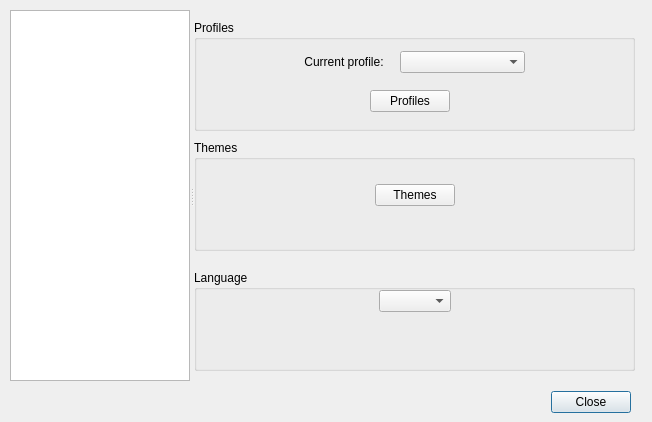
First picture: the form in ui/options.ui, repository gitter-badger/simplechatclient, before the edit.
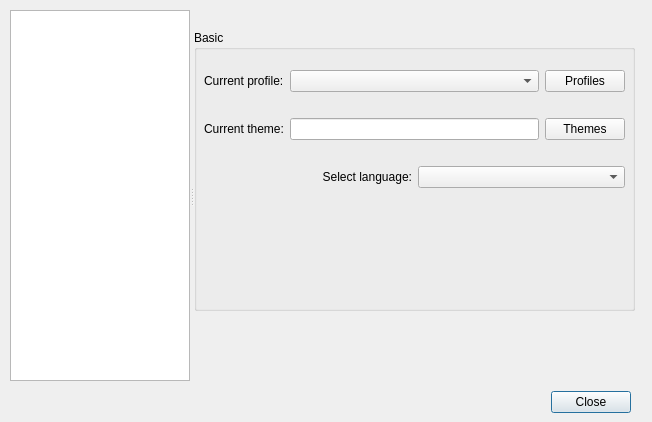
Second picture: the form after the edit. Icons and pictures are not drawn.

Commit message: options dialog restyled

Diff of the .ui file:
```diff
--- a/ui/options.ui
+++ b/ui/options.ui
@@ -92,13 +92,13 @@
       <property name="geometry">
        <rect>
         <x>0</x>
-        <y>10</y>
+        <y>20</y>
         <width>441</width>
-        <height>111</height>
+        <height>281</height>
        </rect>
       </property>
       <property name="title">
-       <string>Profiles</string>
+       <string>Basic</string>
       </property>
       <property name="flat">
        <bool>false</bool>
@@ -109,208 +109,147 @@
       <widget class="QWidget" name="verticalLayoutWidget_10">
        <property name="geometry">
         <rect>
-         <x>100</x>
-         <y>20</y>
-         <width>231</width>
-         <height>84</height>
+         <x>10</x>
+         <y>30</y>
+         <width>421</width>
+         <height>231</height>
         </rect>
        </property>
        <layout class="QVBoxLayout" name="verticalLayout_10">
+        <property name="sizeConstraint">
+         <enum>QLayout::SetMaximumSize</enum>
+        </property>
         <item>
          <layout class="QHBoxLayout" name="horizontalLayout_5">
+          <property name="topMargin">
+           <number>10</number>
+          </property>
+          <property name="bottomMargin">
+           <number>10</number>
+          </property>
           <item>
            <widget class="QLabel" name="label_profile">
-            <property name="maximumSize">
-             <size>
-              <width>100</width>
-              <height>16777215</height>
-             </size>
-            </property>
             <property name="text">
              <string>Current profile:</string>
             </property>
             <property name="alignment">
-             <set>Qt::AlignCenter</set>
+             <set>Qt::AlignLeading|Qt::AlignLeft|Qt::AlignVCenter</set>
             </property>
            </widget>
           </item>
           <item>
-           <widget class="QComboBox" name="comboBox_profiles"/>
-          </item>
-         </layout>
-        </item>
-        <item>
-         <layout class="QHBoxLayout" name="horizontalLayout_9">
-          <item>
-           <spacer name="horizontalSpacer">
-            <property name="orientation">
-             <enum>Qt::Horizontal</enum>
+           <widget class="QComboBox" name="comboBox_profiles">
+            <property name="sizePolicy">
+             <sizepolicy hsizetype="Expanding" vsizetype="Fixed">
+              <horstretch>0</horstretch>
+              <verstretch>0</verstretch>
+             </sizepolicy>
             </property>
-            <property name="sizeHint" stdset="0">
-             <size>
-              <width>40</width>
-              <height>20</height>
-             </size>
-            </property>
-           </spacer>
+           </widget>
           </item>
           <item>
            <widget class="QPushButton" name="pushButton_profiles">
+            <property name="sizePolicy">
+             <sizepolicy hsizetype="Fixed" vsizetype="Fixed">
+              <horstretch>0</horstretch>
+              <verstretch>0</verstretch>
+             </sizepolicy>
+            </property>
             <property name="text">
              <string>Profiles</string>
             </property>
            </widget>
           </item>
-          <item>
-           <spacer name="horizontalSpacer_2">
-            <property name="orientation">
-             <enum>Qt::Horizontal</enum>
-            </property>
-            <property name="sizeHint" stdset="0">
-             <size>
-              <width>40</width>
-              <height>20</height>
-             </size>
-            </property>
-           </spacer>
-          </item>
          </layout>
         </item>
-       </layout>
-      </widget>
-     </widget>
-     <widget class="QGroupBox" name="groupBox_themes">
-      <property name="geometry">
-       <rect>
-        <x>0</x>
-        <y>130</y>
-        <width>441</width>
-        <height>111</height>
-       </rect>
-      </property>
-      <property name="title">
-       <string>Themes</string>
-      </property>
-      <widget class="QWidget" name="verticalLayoutWidget_13">
-       <property name="geometry">
-        <rect>
-         <x>10</x>
-         <y>20</y>
-         <width>421</width>
-         <height>71</height>
-        </rect>
-       </property>
-       <layout class="QVBoxLayout" name="verticalLayout_13">
         <item>
          <layout class="QHBoxLayout" name="horizontalLayout_10">
+          <property name="topMargin">
+           <number>10</number>
+          </property>
+          <property name="bottomMargin">
+           <number>10</number>
+          </property>
           <item>
-           <spacer name="horizontalSpacer_4">
-            <property name="orientation">
-             <enum>Qt::Horizontal</enum>
+           <widget class="QLabel" name="label_theme">
+            <property name="text">
+             <string>Current theme:</string>
             </property>
-            <property name="sizeHint" stdset="0">
-             <size>
-              <width>40</width>
-              <height>20</height>
-             </size>
+           </widget>
+          </item>
+          <item>
+           <widget class="QLineEdit" name="lineEdit_theme">
+            <property name="readOnly">
+             <bool>true</bool>
             </property>
-           </spacer>
+           </widget>
           </item>
           <item>
            <widget class="QPushButton" name="pushButton_themes">
+            <property name="enabled">
+             <bool>true</bool>
+            </property>
+            <property name="sizePolicy">
+             <sizepolicy hsizetype="Fixed" vsizetype="Fixed">
+              <horstretch>0</horstretch>
+              <verstretch>0</verstretch>
+             </sizepolicy>
+            </property>
             <property name="text">
              <string>Themes</string>
             </property>
            </widget>
           </item>
-          <item>
-           <spacer name="horizontalSpacer_3">
-            <property name="orientation">
-             <enum>Qt::Horizontal</enum>
-            </property>
-            <property name="sizeHint" stdset="0">
-             <size>
-              <width>40</width>
-              <height>20</height>
-             </size>
-            </property>
-           </spacer>
-          </item>
          </layout>
         </item>
-       </layout>
-      </widget>
-     </widget>
-     <widget class="QGroupBox" name="groupBox_language">
-      <property name="geometry">
-       <rect>
-        <x>0</x>
-        <y>260</y>
-        <width>441</width>
-        <height>101</height>
-       </rect>
-      </property>
-      <property name="title">
-       <string>Language</string>
-      </property>
-      <widget class="QWidget" name="verticalLayoutWidget_7">
-       <property name="geometry">
-        <rect>
-         <x>10</x>
-         <y>20</y>
-         <width>421</width>
-         <height>71</height>
-        </rect>
-       </property>
-       <layout class="QVBoxLayout" name="verticalLayout_7">
         <item>
-         <layout class="QHBoxLayout" name="horizontalLayout_12">
+         <layout class="QHBoxLayout" name="horizontalLayout_9">
+          <property name="topMargin">
+           <number>10</number>
+          </property>
+          <property name="bottomMargin">
+           <number>10</number>
+          </property>
           <item>
-           <spacer name="horizontalSpacer_8">
-            <property name="orientation">
-             <enum>Qt::Horizontal</enum>
+           <widget class="QLabel" name="label_language">
+            <property name="text">
+             <string>Select language:</string>
             </property>
-            <property name="sizeHint" stdset="0">
-             <size>
-              <width>40</width>
-              <height>20</height>
-             </size>
+            <property name="alignment">
+             <set>Qt::AlignRight|Qt::AlignTrailing|Qt::AlignVCenter</set>
             </property>
-           </spacer>
+           </widget>
           </item>
           <item>
            <widget class="QComboBox" name="comboBox_language"/>
           </item>
-          <item>
-           <spacer name="horizontalSpacer_7">
-            <property name="orientation">
-             <enum>Qt::Horizontal</enum>
-            </property>
-            <property name="sizeHint" stdset="0">
-             <size>
-              <width>40</width>
-              <height>20</height>
-             </size>
-            </property>
-           </spacer>
-          </item>
          </layout>
         </item>
         <item>
-         <widget class="QLabel" name="label_language_warning">
-          <property name="styleSheet">
-           <string notr="true">font-weight:bold;</string>
+         <layout class="QHBoxLayout" name="horizontalLayout_12">
+          <property name="topMargin">
+           <number>10</number>
           </property>
-          <property name="text">
-           <string/>
+          <property name="bottomMargin">
+           <number>10</number>
           </property>
-          <property name="alignment">
-           <set>Qt::AlignCenter</set>
-          </property>
-          <property name="wordWrap">
-           <bool>true</bool>
-          </property>
-         </widget>
+          <item>
+           <widget class="QLabel" name="label_language_warning">
+            <property name="styleSheet">
+             <string notr="true">font-weight:bold;</string>
+            </property>
+            <property name="text">
+             <string/>
+            </property>
+            <property name="alignment">
+             <set>Qt::AlignCenter</set>
+            </property>
+            <property name="wordWrap">
+             <bool>true</bool>
+            </property>
+           </widget>
+          </item>
+         </layout>
         </item>
        </layout>
       </widget>
```
Left out of the diff: 2 changed lines with no effect on the pictures. The commit also changes 2 other files.
